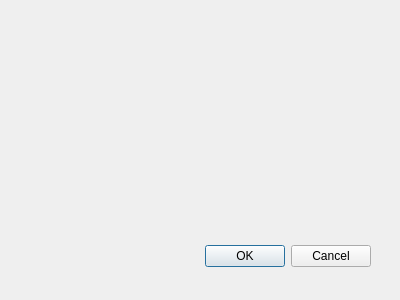
First picture: the form in divesity_calc_dialog_base.ui, repository grabek133/qgis-diversity-calc, before the edit.
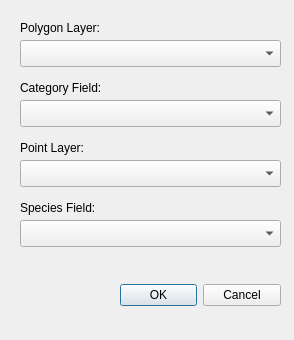
Second picture: the form after the edit. Custom widgets are drawn as their Qt base class.

What changed in the file:
```diff
--- a/divesity_calc_dialog_base.ui
+++ b/divesity_calc_dialog_base.ui
@@ -1,24 +1,24 @@
 <ui version="4.0" >
  <class>DiversityCalcDialogBase</class>
- <widget class="QDialog" name="DiversityCalcDialogBase" >
-  <property name="geometry" >
+ <widget class="QDialog" name="DiversityCalcDialogBase">
+  <property name="geometry">
    <rect>
     <x>0</x>
     <y>0</y>
-    <width>400</width>
-    <height>300</height>
+    <width>294</width>
+    <height>340</height>
    </rect>
   </property>
   <property name="windowTitle" >
    <string>Divesity Calculator</string>
   </property>
-  <widget class="QDialogButtonBox" name="button_box" >
-   <property name="geometry" >
+  <widget class="QDialogButtonBox" name="button_box">
+   <property name="geometry">
     <rect>
-     <x>30</x>
-     <y>240</y>
-     <width>341</width>
-     <height>32</height>
+     <x>120</x>
+     <y>280</y>
+     <width>161</width>
+     <height>31</height>
     </rect>
    </property>
    <property name="orientation" >
@@ -28,7 +28,117 @@
     <set>QDialogButtonBox::Cancel|QDialogButtonBox::Ok</set>
    </property>
   </widget>
+  <widget class="QLabel" name="label">
+   <property name="geometry">
+    <rect>
+     <x>20</x>
+     <y>20</y>
+     <width>101</width>
+     <height>16</height>
+    </rect>
+   </property>
+   <property name="text">
+    <string>Polygon Layer:</string>
+   </property>
+  </widget>
+  <widget class="QgsMapLayerComboBox" name="mcbPoly">
+   <property name="geometry">
+    <rect>
+     <x>20</x>
+     <y>40</y>
+     <width>261</width>
+     <height>27</height>
+    </rect>
+   </property>
+   <property name="showCrs">
+    <bool>true</bool>
+   </property>
+  </widget>
+  <widget class="QLabel" name="label_2">
+   <property name="geometry">
+    <rect>
+     <x>20</x>
+     <y>80</y>
+     <width>101</width>
+     <height>16</height>
+    </rect>
+   </property>
+   <property name="text">
+    <string>Category Field:</string>
+   </property>
+  </widget>
+  <widget class="QgsFieldComboBox" name="fcbCategory">
+   <property name="geometry">
+    <rect>
+     <x>20</x>
+     <y>100</y>
+     <width>261</width>
+     <height>27</height>
+    </rect>
+   </property>
+  </widget>
+  <widget class="QLabel" name="label_3">
+   <property name="geometry">
+    <rect>
+     <x>20</x>
+     <y>140</y>
+     <width>101</width>
+     <height>16</height>
+    </rect>
+   </property>
+   <property name="text">
+    <string>Point Layer:</string>
+   </property>
+  </widget>
+  <widget class="QgsMapLayerComboBox" name="mcbPoint">
+   <property name="geometry">
+    <rect>
+     <x>20</x>
+     <y>160</y>
+     <width>261</width>
+     <height>27</height>
+    </rect>
+   </property>
+   <property name="showCrs">
+    <bool>true</bool>
+   </property>
+  </widget>
+  <widget class="QgsFieldComboBox" name="fcbSpecies">
+   <property name="geometry">
+    <rect>
+     <x>20</x>
+     <y>220</y>
+     <width>261</width>
+     <height>27</height>
+    </rect>
+   </property>
+  </widget>
+  <widget class="QLabel" name="label_4">
+   <property name="geometry">
+    <rect>
+     <x>20</x>
+     <y>200</y>
+     <width>101</width>
+     <height>16</height>
+    </rect>
+   </property>
+   <property name="text">
+    <string>Species Field:</string>
+   </property>
+  </widget>
  </widget>
+ <customwidgets>
+  <customwidget>
+   <class>QgsFieldComboBox</class>
+   <extends>QComboBox</extends>
+   <header>qgsfieldcombobox.h</header>
+  </customwidget>
+  <customwidget>
+   <class>QgsMapLayerComboBox</class>
+   <extends>QComboBox</extends>
+   <header>qgsmaplayercombobox.h</header>
+  </customwidget>
+ </customwidgets>
  <resources/>
  <connections>
   <connection>
```
Left out of the diff: 65 changed lines with no effect on the pictures.
